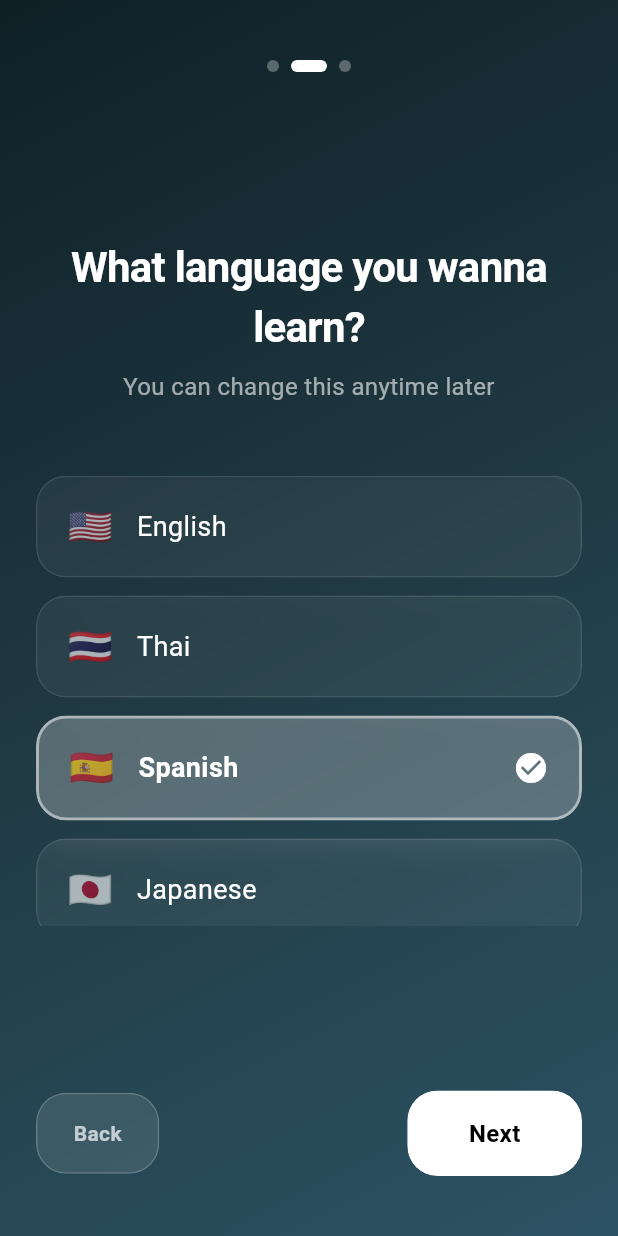
After one commit to tantaihaha4487/lang-take-app, a Flutter app: the screen it shows after launch, swiped to page 2, on a phone screen of 412 x 824 dp. The commit adds this screen. Run offline on Flutter 3.47's test engine with Material 3 defaults, Android fonts, the phone set to English and light mode, and no system bars; our stand-ins replace camera, flutter_image_compress, flutter_riverpod, flutter_tts, google_generative_ai, hive and 3 more; accounts and stored records are empty.

Commit message:
feat: add onboarding screen and implement app-wide localization for UI texts

```diff
--- a/lib/app.dart
+++ b/lib/app.dart
@@ -2,17 +2,35 @@ import 'package:flutter/material.dart';
 import 'package:flutter_riverpod/flutter_riverpod.dart';
 import 'core/theme/app_theme.dart';
 import 'features/main/main_screen.dart';
+import 'features/onboarding/onboarding_screen.dart';
+import 'core/services/settings_service.dart';
+
+final onboardingStatusProvider = FutureProvider<bool>((ref) async {
+  final settings = ref.read(settingsServiceProvider);
+  return settings.isFirstTime();
+});
+
 
 class LangTakeApp extends ConsumerWidget {
   const LangTakeApp({super.key});
 
   @override
   Widget build(BuildContext context, WidgetRef ref) {
+    final onboardingAsync = ref.watch(onboardingStatusProvider);
+
     return MaterialApp(
       title: 'LangTake Mobile',
       debugShowCheckedModeBanner: false,
       theme: AppTheme.darkTheme,
-      home: const MainScreen(),
+      home: onboardingAsync.when(
+        data: (isFirstTime) => isFirstTime ? const OnboardingScreen() : const MainScreen(),
+        loading: () => const Scaffold(body: Center(child: CircularProgressIndicator())),
+        error: (_, __) => const MainScreen(),
+      ),
+      routes: {
+        '/onboarding': (context) => const OnboardingScreen(),
+        '/main': (context) => const MainScreen(),
+      },
     );
   }
 }
--- /dev/null
+++ b/lib/core/constants/app_locales.dart
@@ -0,0 +1,115 @@
+import 'package:flutter/material.dart';
+import 'package:flutter_riverpod/flutter_riverpod.dart';
+import '../services/settings_service.dart';
+
+
+class AppLocale {
+  final String title;
+  final String camera;
+  final String album;
+  final String settings;
+  final String motherLanguage;
+  final String learnLanguage;
+  final String learnLanguageSub;
+  final String appLanguage;
+  final String appLanguageSub;
+  final String next;
+  final String back;
+  final String getStarted;
+  final String identify;
+  final String retake;
+  final String analyzing;
+  final String newCapture;
+  final String noPhotos;
+  final String goTakeSome;
+  final String close;
+  final String learnPrompt;
+  final String subjectLabel;
+  final String translationLabel;
+
+  AppLocale({
+
+    required this.title,
+    required this.camera,
+    required this.album,
+    required this.settings,
+    required this.motherLanguage,
+    required this.learnLanguage,
+    required this.learnLanguageSub,
+    required this.appLanguage,
+    required this.appLanguageSub,
+    required this.next,
+    required this.back,
+    required this.getStarted,
+    required this.identify,
+    required this.retake,
+    required this.analyzing,
+    required this.newCapture,
+    required this.noPhotos,
+    required this.goTakeSome,
+    required this.close,
+    required this.learnPrompt,
+    required this.subjectLabel,
+    required this.translationLabel,
+  });
+}
+
+final Map<String, AppLocale> supportedLocales = {
+  'English': AppLocale(
+    title: 'LangTake',
+    camera: 'Camera',
+    album: 'Album',
+    settings: 'Settings',
+    motherLanguage: 'Mother Language',
+    learnLanguage: 'What language you wanna learn?',
+    learnLanguageSub: 'You can change this anytime later',
+    appLanguage: 'App Language',
+    appLanguageSub: 'Select your preferred interface language',
+    next: 'Next',
+    back: 'Back',
+    getStarted: 'Get Started',
+    identify: 'Identify',
+    retake: 'Retake',
+    analyzing: 'Analyzing...',
+    newCapture: 'New Capture',
+    noPhotos: 'No photos yet.',
+    goTakeSome: 'Go take some!',
+    close: 'Close',
+    learnPrompt: 'I want to learn: ',
+    subjectLabel: 'Subject',
+    translationLabel: 'Translation',
+  ),
+
+  'Thai': AppLocale(
+    title: 'LangTake',
+    camera: 'กล้อง',
+    album: 'อัลบั้ม',
+    settings: 'ตั้งค่า',
+    motherLanguage: 'ภาษาแม่',
+    learnLanguage: 'คุณต้องการเรียนภาษาอะไร?',
+    learnLanguageSub: 'คุณสามารถเปลี่ยนได้ตลอดเวลา',
+    appLanguage: 'ภาษาของแอป',
+    appLanguageSub: 'เลือกภาษาสำหรับหน้าจอใช้งาน',
+    next: 'ถัดไป',
+    back: 'ย้อนกลับ',
+    getStarted: 'เริ่มใช้งาน',
+    identify: 'วิเคราะห์',
+    retake: 'ถ่ายใหม่',
+    analyzing: 'กำลังวิเคราะห์...',
+    newCapture: 'ถ่ายภาพใหม่',
+    noPhotos: 'ยังไม่มีรูปภาพ',
+    goTakeSome: 'ลองถ่ายรูปดูสิ!',
+    close: 'ปิด',
+    learnPrompt: 'ฉันต้องการเรียน: ',
+    subjectLabel: 'สิ่งที่เห็น',
+    translationLabel: 'คำแปล',
+  ),
+};
+
+
+final appLocaleProvider = Provider<AppLocale>((ref) {
+  final language = ref.watch(appLanguageProvider);
+  return supportedLocales[language] ?? supportedLocales['English']!;
+});
+
+// We'll need an appLanguageProvider in SettingsService
--- a/lib/core/services/settings_service.dart
+++ b/lib/core/services/settings_service.dart
@@ -6,6 +6,10 @@ final settingsServiceProvider = Provider((ref) => SettingsService());
 class SettingsService {
   static const String _motherLanguageKey = 'mother_language';
   static const String _targetLanguageKey = 'target_language';
+  static const String _appLanguageKey = 'app_language';
+  static const String _isFirstTimeKey = 'is_first_time';
+
+
 
 
   Future<String> getMotherLanguage() async {
@@ -27,7 +31,29 @@ class SettingsService {
     final prefs = await SharedPreferences.getInstance();
     await prefs.setString(_targetLanguageKey, language);
   }
+
+  Future<String> getAppLanguage() async {
+    final prefs = await SharedPreferences.getInstance();
+    return prefs.getString(_appLanguageKey) ?? 'English';
+  }
+
+  Future<void> setAppLanguage(String language) async {
+    final prefs = await SharedPreferences.getInstance();
+    await prefs.setString(_appLanguageKey, language);
+  }
+
+
+  Future<bool> isFirstTime() async {
+    final prefs = await SharedPreferences.getInstance();
+    return prefs.getBool(_isFirstTimeKey) ?? true;
+  }
+
+  Future<void> setFirstTimeCompleted() async {
+    final prefs = await SharedPreferences.getInstance();
+    await prefs.setBool(_isFirstTimeKey, false);
+  }
 }
+
 
 
 final motherLanguageProvider = StateNotifierProvider<MotherLanguageNotifier, String>((ref) {
@@ -50,3 +76,24 @@ class MotherLanguageNotifier extends StateNotifier<String> {
     state = language;
   }
 }
+
+final appLanguageProvider = StateNotifierProvider<AppLanguageNotifier, String>((ref) {
+  return AppLanguageNotifier(ref.read(settingsServiceProvider));
+});
+
+class AppLanguageNotifier extends StateNotifier<String> {
+  final SettingsService _settingsService;
+
+  AppLanguageNotifier(this._settingsService) : super('English') {
+    _load();
+  }
+
+  Future<void> _load() async {
+    state = await _settingsService.getAppLanguage();
+  }
+
+  Future<void> setLanguage(String language) async {
+    await _settingsService.setAppLanguage(language);
+    state = language;
+  }
+}
--- /dev/null
+++ b/lib/features/onboarding/onboarding_screen.dart
@@ -0,0 +1,317 @@
+import 'package:flutter/material.dart';
+import 'package:flutter_riverpod/flutter_riverpod.dart';
+import 'dart:ui';
+import '../../core/constants/language_config.dart';
+import '../../core/services/settings_service.dart';
+import '../../core/widgets/interactive_glass_container.dart';
+import '../camera/camera_view_model.dart';
+import '../../core/constants/app_locales.dart';
+
+
+class OnboardingScreen extends ConsumerStatefulWidget {
+  const OnboardingScreen({Key? key}) : super(key: key);
+
+  @override
+  ConsumerState<OnboardingScreen> createState() => _OnboardingScreenState();
+}
+
+class _OnboardingScreenState extends ConsumerState<OnboardingScreen> {
+  final PageController _pageController = PageController();
+  int _currentPage = 0;
+
+  String _selectedAppLanguage = 'English';
+  String _selectedTargetLanguage = 'Spanish';
+  String _selectedMotherLanguage = 'English';
+
+  void _nextPage() {
+    if (_currentPage < 2) {
+      _pageController.nextPage(
+        duration: const Duration(milliseconds: 600),
+        curve: Curves.easeInOutCubic,
+      );
+    } else {
+      _completeOnboarding();
+    }
+  }
+
+  Future<void> _completeOnboarding() async {
+    final settings = ref.read(settingsServiceProvider);
+    await settings.setMotherLanguage(_selectedMotherLanguage);
+    await settings.setTargetLanguage(_selectedTargetLanguage);
+    await settings.setAppLanguage(_selectedAppLanguage);
+    await settings.setFirstTimeCompleted();
+
+    // Refresh providers
+    ref.read(motherLanguageProvider.notifier).setLanguage(_selectedMotherLanguage);
+    ref.read(cameraViewModelProvider.notifier).setTargetLanguage(_selectedTargetLanguage);
+    ref.read(appLanguageProvider.notifier).setLanguage(_selectedAppLanguage);
+
+
+    if (mounted) {
+      Navigator.of(context).pushReplacementNamed('/main');
+    }
+  }
+
+
+  @override
+  Widget build(BuildContext context) {
+    final locale = ref.watch(appLocaleProvider);
+    return Scaffold(
+
+      body: Stack(
+        children: [
+          // Background Gradient
+          Container(
+            decoration: const BoxDecoration(
+              gradient: LinearGradient(
+                begin: Alignment.topLeft,
+                end: Alignment.bottomRight,
+                colors: [
+                  Color(0xFF0F2027),
+                  Color(0xFF203A43),
+                  Color(0xFF2C5364),
+                ],
+              ),
+            ),
+          ),
+
+          SafeArea(
+            child: Column(
+              children: [
+                const SizedBox(height: 40),
+                _buildProgressIndicator(),
+                Expanded(
+                  child: PageView(
+                    controller: _pageController,
+                    onPageChanged: (page) => setState(() => _currentPage = page),
+                    physics: const NeverScrollableScrollPhysics(),
+                    children: [
+                      _buildAppLanguageStep(),
+                      _buildTargetLanguageStep(),
+                      _buildMotherLanguageStep(),
+                    ],
+                  ),
+                ),
+                _buildBottomControls(),
+                const SizedBox(height: 40),
+              ],
+            ),
+          ),
+        ],
+      ),
+    );
+  }
+
+  Widget _buildProgressIndicator() {
+    return Row(
+      mainAxisAlignment: MainAxisAlignment.center,
+      children: List.generate(3, (index) {
+        return AnimatedContainer(
+          duration: const Duration(milliseconds: 300),
+          margin: const EdgeInsets.symmetric(horizontal: 4),
+          height: 8,
+          width: _currentPage == index ? 24 : 8,
+          decoration: BoxDecoration(
+            color: _currentPage == index ? Colors.white : Colors.white.withOpacity(0.3),
+            borderRadius: BorderRadius.circular(4),
+          ),
+        );
+      }),
+    );
+  }
+
+  Widget _buildStepContainer({
+    required String title,
+    String? subtitle,
+    required Widget content,
+  }) {
+    return Padding(
+      padding: const EdgeInsets.all(24.0),
+      child: Column(
+        mainAxisAlignment: MainAxisAlignment.center,
+        children: [
+          Text(
+            title,
+            style: const TextStyle(
+              color: Colors.white,
+              fontSize: 28,
+              fontWeight: FontWeight.bold,
+              letterSpacing: -0.5,
+            ),
+            textAlign: TextAlign.center,
+          ),
+          if (subtitle != null) ...[
+            const SizedBox(height: 8),
+            Text(
+              subtitle,
+              style: TextStyle(
+                color: Colors.white.withOpacity(0.6),
+                fontSize: 16,
+              ),
+              textAlign: TextAlign.center,
+            ),
+          ],
+          const SizedBox(height: 48),
+          content,
+        ],
+      ),
+    );
+  }
+
+  Widget _buildAppLanguageStep() {
+    final locale = ref.read(appLocaleProvider);
+    return _buildStepContainer(
+      title: locale.appLanguage,
+      subtitle: locale.appLanguageSub,
+      content: Column(
+        children: [
+          _buildLanguageOption(
+            lang: LanguageConfig.supportedLanguages.firstWhere((l) => l.name == 'English'),
+            isSelected: _selectedAppLanguage == 'English',
+            onTap: () {
+              setState(() => _selectedAppLanguage = 'English');
+              ref.read(appLanguageProvider.notifier).setLanguage('English');
+            },
+          ),
+          const SizedBox(height: 16),
+          _buildLanguageOption(
+            lang: LanguageConfig.supportedLanguages.firstWhere((l) => l.name == 'Thai'),
+            isSelected: _selectedAppLanguage == 'Thai',
+            onTap: () {
+              setState(() => _selectedAppLanguage = 'Thai');
+              ref.read(appLanguageProvider.notifier).setLanguage('Thai');
+            },
+          ),
+        ],
+      ),
+    );
+  }
+
+  Widget _buildTargetLanguageStep() {
+    final locale = ref.read(appLocaleProvider);
+    return _buildStepContainer(
+      title: locale.learnLanguage,
+      subtitle: locale.learnLanguageSub,
+
+      content: SizedBox(
+        height: 300,
+        child: ListView.separated(
+          itemCount: LanguageConfig.supportedLanguages.length,
+          separatorBuilder: (_, __) => const SizedBox(height: 12),
+          itemBuilder: (context, index) {
+            final lang = LanguageConfig.supportedLanguages[index];
+            return _buildLanguageOption(
+              lang: lang,
+              isSelected: _selectedTargetLanguage == lang.name,
+              onTap: () => setState(() => _selectedTargetLanguage = lang.name),
+            );
+          },
+        ),
+      ),
+    );
+  }
+
+  Widget _buildMotherLanguageStep() {
+    final locale = ref.read(appLocaleProvider);
+    return _buildStepContainer(
+      title: locale.motherLanguage,
+      subtitle: '', // Subtitle not specified in locale for this step but can be added
+
+      content: SizedBox(
+        height: 300,
+        child: ListView.separated(
+          itemCount: LanguageConfig.supportedLanguages.length,
+          separatorBuilder: (_, __) => const SizedBox(height: 12),
+          itemBuilder: (context, index) {
+            final lang = LanguageConfig.supportedLanguages[index];
+            return _buildLanguageOption(
+              lang: lang,
+              isSelected: _selectedMotherLanguage == lang.name,
+              onTap: () => setState(() => _selectedMotherLanguage = lang.name),
+            );
+          },
+        ),
+      ),
+    );
+  }
+
+  Widget _buildLanguageOption({
+    required AppLanguage lang,
+    required bool isSelected,
+    required VoidCallback onTap,
+  }) {
+    return InteractiveGlassContainer(
+      onTap: onTap,
+      borderRadius: 20,
+      blur: 15,
+      color: isSelected ? Colors.white.withOpacity(0.25) : Colors.white.withOpacity(0.05),
+      border: Border.all(
+        color: isSelected ? Colors.white.withOpacity(0.5) : Colors.white.withOpacity(0.1),
+        width: isSelected ? 2 : 1,
+      ),
+      padding: const EdgeInsets.symmetric(horizontal: 20, vertical: 16),
+      child: Row(
+        children: [
+          Text(
+            lang.flag,
+            style: const TextStyle(fontSize: 24),
+          ),
+          const SizedBox(width: 16),
+          Text(
+            lang.name,
+            style: TextStyle(
+              color: Colors.white,
+              fontSize: 18,
+              fontWeight: isSelected ? FontWeight.bold : FontWeight.normal,
+            ),
+          ),
+          const Spacer(),
+          if (isSelected)
+            const Icon(Icons.check_circle, color: Colors.white, size: 24),
+        ],
+      ),
+    );
+  }
+
+  Widget _buildBottomControls() {
+    final locale = ref.read(appLocaleProvider);
+    return Padding(
+      padding: const EdgeInsets.symmetric(horizontal: 24),
+      child: Row(
+        mainAxisAlignment: MainAxisAlignment.spaceBetween,
+        children: [
+          if (_currentPage > 0)
+            InteractiveGlassContainer(
+              onTap: () => _pageController.previousPage(
+                duration: const Duration(milliseconds: 600),
+                curve: Curves.easeInOutCubic,
+              ),
+              borderRadius: 20,
+              padding: const EdgeInsets.symmetric(horizontal: 24, vertical: 16),
+              child: Text(
+                locale.back,
+                style: const TextStyle(color: Colors.white70, fontWeight: FontWeight.bold),
+              ),
+            )
+          else
+            const SizedBox(width: 80),
+
+          InteractiveGlassContainer(
+            onTap: _nextPage,
+            borderRadius: 20,
+            color: Colors.white,
+            padding: const EdgeInsets.symmetric(horizontal: 40, vertical: 16),
+            child: Text(
+              _currentPage == 2 ? locale.getStarted : locale.next,
+              style: const TextStyle(
+                color: Colors.black,
+                fontWeight: FontWeight.bold,
+                fontSize: 16,
+              ),
+            ),
+          ),
+        ],
+      ),
+    );
+  }
+}
```
Also changed, not shown: lib/features/camera/camera_screen.dart (+69 -35 lines), lib/features/history/history_screen.dart (+14 -4 lines).
